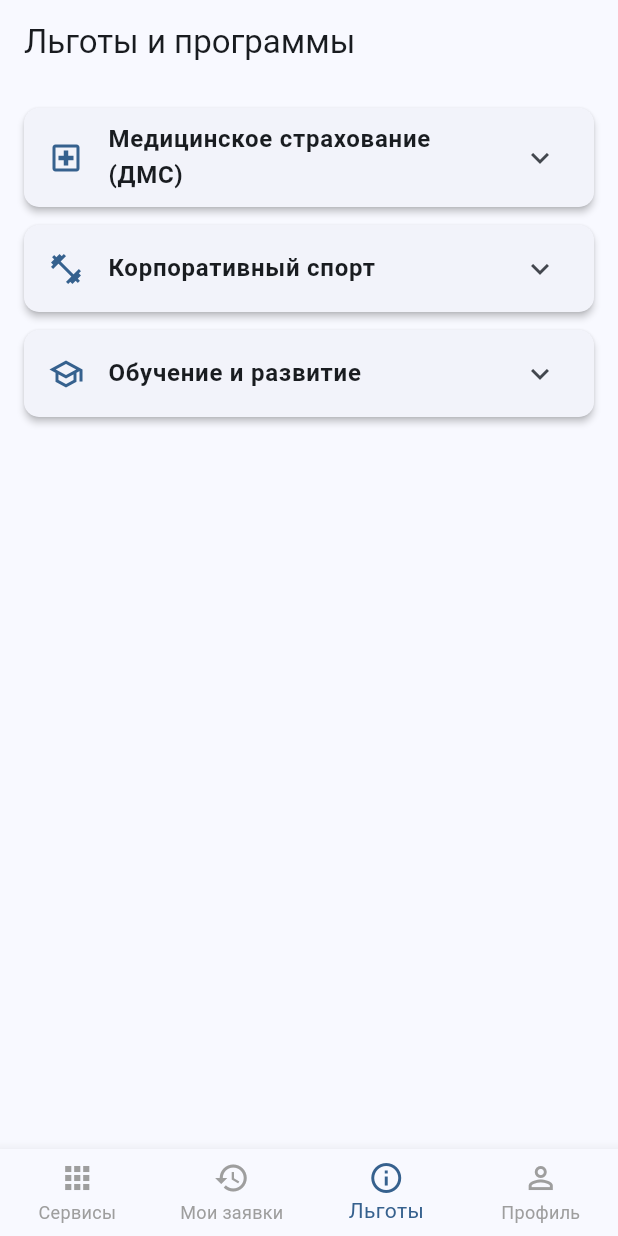
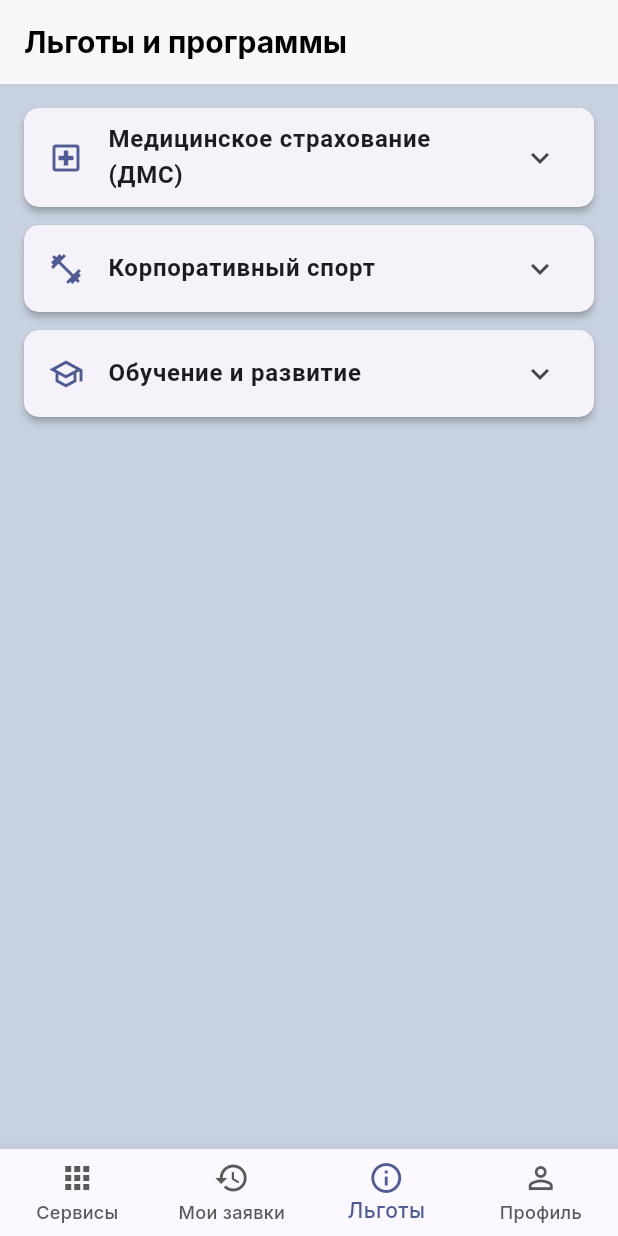
Before and after one commit to JellyfishKa/Ot-VInta, a Flutter app: the screen it shows after launch, item 3 of the bottom bar chosen, on a phone screen of 412 x 824 dp. Run offline on Flutter 3.47's test engine with Material 3 defaults, Android fonts, the phone set to English and light mode, and no system bars; our stand-ins replace flutter_dotenv, google_fonts; network calls fail.

Commit message:
Add theme system and custom widgets for UI consistency
Introduces a centralized theme system with app_colors.dart, app_text_styles.dart, and app_dimens.dart for consistent styling. Refactors main.dart and screens to use the new theme, updates SnackBar and navigation colors, and adds ServiceListItem and StatusPanel widgets for reusable UI components. Also updates dependencies to include google_fonts and flutter_svg.

```diff
--- a/Ot Vinta/otvinta/lib/main.dart
+++ b/Ot Vinta/otvinta/lib/main.dart
@@ -1,18 +1,12 @@
 import 'package:flutter/material.dart';
-import 'package:flutter_dotenv/flutter_dotenv.dart'; // 1. Импортируем пакет dotenv
+import 'package:flutter_dotenv/flutter_dotenv.dart';
 import 'screens/home_screen.dart';
+import 'theme/app_colors.dart';
+import 'theme/app_text_styles.dart';
 
-// 2. Превращаем main в асинхронную функцию Future<void>
 Future<void> main() async {
-  // 3. Гарантируем, что все биндинги Flutter инициализированы
-  // Эта строка обязательна для асинхронных операций в main до runApp
   WidgetsFlutterBinding.ensureInitialized();
-
-  // 4. Загружаем переменные из файла .env в память.
-  // 'await' останавливает выполнение, пока файл не будет загружен.
   await dotenv.load(fileName: ".env");
-
-  // 5. Только после успешной загрузки .env запускаем приложение
   runApp(const MyApp());
 }
 
@@ -24,10 +18,50 @@ class MyApp extends StatelessWidget {
     return MaterialApp(
       title: 'Otvinta Corporate',
       debugShowCheckedModeBanner: false,
+
       theme: ThemeData(
-        // Рекомендуется использовать colorSchemeSeed вместо primarySwatch
-        colorScheme: ColorScheme.fromSeed(seedColor: Colors.blue),
         useMaterial3: true,
+
+        // 1. Цветовая схема
+        colorScheme: ColorScheme.fromSeed(
+          seedColor: AppColors.primary,
+          background: AppColors.background,
+          error: AppColors.error,
+        ),
+        scaffoldBackgroundColor: AppColors.background,
+
+        // 2. Стили текста (будут применяться по умолчанию ко всем Text)
+        textTheme: TextTheme(
+          headlineLarge: AppTextStyles.h1,    // Самый большой заголовок
+          headlineMedium: AppTextStyles.h2,   // Заголовки поменьше
+          titleMedium: AppTextStyles.h3,      // Заголовки карточек
+          bodyMedium: AppTextStyles.body,       // Основной текст
+          labelLarge: AppTextStyles.buttonPrimary, // Текст на кнопках
+        ),
+
+        // 3. Стили для AppBar
+        appBarTheme: AppBarTheme(
+          backgroundColor: AppColors.white, // AppBar теперь белый
+          foregroundColor: AppColors.textPrimary, // Текст и иконки на нем - черные
+          titleTextStyle: AppTextStyles.h2,
+          elevation: 1, // Небольшая тень
+          shadowColor: Colors.black.withOpacity(0.1),
+        ),
+
+        // 4. Стили для кнопок ElevatedButton
+        elevatedButtonTheme: ElevatedButtonThemeData(
+          style: ElevatedButton.styleFrom(
+            backgroundColor: AppColors.primary,
+            foregroundColor: AppColors.white,
+            textStyle: AppTextStyles.buttonPrimary,
+            padding: const EdgeInsets.symmetric(vertical: 16, horizontal: 24),
+            shape: RoundedRectangleBorder(
+              borderRadius: BorderRadius.circular(12), // Стандартное скругление
+            ),
+            elevation: 0, // Без тени
+          ),
+        ),
+
         visualDensity: VisualDensity.adaptivePlatformDensity,
       ),
       home: const HomeScreen(),
--- a/Ot Vinta/otvinta/lib/screens/home_screen.dart
+++ b/Ot Vinta/otvinta/lib/screens/home_screen.dart
@@ -3,6 +3,7 @@ import 'package:otvinta/models/request_model.dart';
 import 'package:otvinta/models/service_model.dart';
 import 'package:otvinta/screens/create_request_screen.dart';
 import 'package:otvinta/services/api_service.dart';
+import '../theme/app_colors.dart';
 import 'services_screen.dart';
 import 'requests_screen.dart';
 import 'benefits_screen.dart';
@@ -46,8 +47,9 @@ class _HomeScreenState extends State<HomeScreen> {
     } catch (e) {
       if (mounted) {
         setState(() => _isLoading = false);
+        // Используем цвета из темы для SnackBar
         ScaffoldMessenger.of(context).showSnackBar(
-          SnackBar(content: Text('Ошибка загрузки заявок: $e'), backgroundColor: Colors.red),
+          SnackBar(content: Text('Ошибка загрузки заявок: $e'), backgroundColor: Theme.of(context).colorScheme.error),
         );
       }
     }
@@ -55,11 +57,7 @@ class _HomeScreenState extends State<HomeScreen> {
 
   Future<void> _addRequest(ServiceModel service) async {
     try {
-      // --- ВОТ ИСПРАВЛЕНИЕ! ---
-      // Превращаем числовой ID сервиса в строку перед отправкой в API.
       final newRequestFromServer = await _apiService.createRequest(service.id.toString());
-      // ------------------------
-
       setState(() {
         _requests.insert(0, newRequestFromServer);
       });
@@ -67,23 +65,22 @@ class _HomeScreenState extends State<HomeScreen> {
          ScaffoldMessenger.of(context).showSnackBar(
           SnackBar(
             content: Text('Заявка "${service.title}" успешно создана!'),
-            backgroundColor: Colors.green[700],
+            backgroundColor: AppColors.success, // Используем наш цвет успеха
           ),
         );
       }
     } catch (e) {
       if (mounted) {
         ScaffoldMessenger.of(context).showSnackBar(
-          SnackBar(content: Text('Ошибка создания заявки: $e'), backgroundColor: Colors.red),
+          SnackBar(content: Text('Ошибка создания заявки: $e'), backgroundColor: Theme.of(context).colorScheme.error),
         );
       }
     }
   }
 
-  // Измененный приватный метод для фактического удаления
   Future<void> _performDeleteRequest(String id) async {
-    // Оптимистичное удаление из UI
-    final requestToRemove = _requests.firstWhere((req) => req.id == id);
+    // --- ИСПРАВЛЕНИЕ: Сравниваем id, приводя число к строке ---
+    final requestToRemove = _requests.firstWhere((req) => req.id.toString() == id);
     final index = _requests.indexOf(requestToRemove);
 
     setState(() {
@@ -91,7 +88,6 @@ class _HomeScreenState extends State<HomeScreen> {
     });
 
     try {
-      // Вызов API
       await _apiService.deleteRequest(id);
       if (mounted) {
         ScaffoldMessenger.of(context).showSnackBar(
@@ -99,20 +95,17 @@ class _HomeScreenState extends State<HomeScreen> {
         );
       }
     } catch (e) {
-      // В случае ошибки возвращаем заявку в список
       setState(() {
         _requests.insert(index, requestToRemove);
       });
       if (mounted) {
         ScaffoldMessenger.of(context).showSnackBar(
-          SnackBar(content: Text('Ошибка удаления: $e'), backgroundColor: Colors.red),
+          SnackBar(content: Text('Ошибка удаления: $e'), backgroundColor: Theme.of(context).colorScheme.error),
         );
       }
     }
   }
 
-  // Новый метод, который будет передан в RequestsScreen
-  // Он показывает диалог и вызывает _performDeleteRequest при подтверждении
   Future<void> _confirmAndDeleteRequest(String id) async {
     final bool? isConfirmed = await showDialog<bool>(
       context: context,
@@ -134,7 +127,6 @@ class _HomeScreenState extends State<HomeScreen> {
       },
     );
 
-    // Если пользователь подтвердил действие (isConfirmed == true), то удаляем
     if (isConfirmed ?? false) {
       await _performDeleteRequest(id);
     }
@@ -161,15 +153,15 @@ class _HomeScreenState extends State<HomeScreen> {
 
   @override
   Widget build(BuildContext context) {
+    final theme = Theme.of(context);
 
-    // Передаем новый метод _confirmAndDeleteRequest в RequestsScreen
     final List<Widget> widgetOptions = <Widget>[
       ServicesScreen(onServiceTap: _onServiceTap),
       _isLoading
           ? const Center(child: CircularProgressIndicator())
           : RequestsScreen(
               requests: _requests,
-              onDeleteRequest: _confirmAndDeleteRequest,
+              onDeleteRequest: (requestId) => _confirmAndDeleteRequest(requestId.toString()), // Передаем ID как строку
             ),
       const BenefitsScreen(),
       const ProfileScreen(),
@@ -190,8 +182,9 @@ class _HomeScreenState extends State<HomeScreen> {
           BottomNavigationBarItem(icon: Icon(Icons.person_outline), label: 'Профиль'),
         ],
         currentIndex: _selectedIndex,
-        selectedItemColor: Theme.of(context).primaryColor,
-        unselectedItemColor: Colors.grey,
+        // Используем цвета из темы и нашей палитры
+        selectedItemColor: theme.colorScheme.primary,
+        unselectedItemColor: AppColors.textSecondary,
         showUnselectedLabels: true,
         type: BottomNavigationBarType.fixed,
         onTap: _onItemTapped,
--- /dev/null
+++ b/Ot Vinta/otvinta/lib/theme/app_colors.dart
@@ -0,0 +1,36 @@
+import 'package:flutter/material.dart';
+
+class AppColors {
+  AppColors._();
+
+  // Основные цвета
+  static const Color primary = Color(0xFF5B79F7); // Синий для кнопок
+  static const Color background = Color(0xFFC8D1E0); // Фон
+  static const Color white = Color(0xFFFFFFFF);
+  static const Color black = Color(0xFF000000);
+
+  // Оттенки серого
+  static const Color divider = Color(0xFFD9D9D9); // Разделители
+
+  // Цвета текста
+  static const Color textPrimary = Color(0xFF000000); // Для заголовков H1, H2
+  static const Color textBody = Color(0xFF212121); // Для основного текста
+  static const Color textSecondary = Color(0xFF595959); // Для надписи "Назад"
+
+  // Цвета для статусов
+  static const Color statusInProgressBg = Color(0xFFB9F8F3);
+  static const Color statusInProgressText = Color(0xFF3BAAA2);
+
+  static const Color statusPendingBg = Color(0xFFD6C1E9);
+  static const Color statusPendingText = Color(0xFF8E52C5);
+
+  static const Color statusApprovedBg = Color(0xFF22C77E);
+  // Для Одобрено/Отклонено цвет текста белый
+
+  static const Color statusRejectedBg = Color(0xFFFF5F64);
+
+  // Системные цвета
+  // (Пока используем цвета статусов, можно заменить на отдельные)
+  static const Color success = Color(0xFF22C77E);
+  static const Color error = Color(0xFFFF5F64);
+}
--- /dev/null
+++ b/Ot Vinta/otvinta/lib/theme/app_text_styles.dart
@@ -0,0 +1,63 @@
+import 'package:flutter/material.dart';
+import 'package:google_fonts/google_fonts.dart';
+import 'app_colors.dart';
+
+class AppTextStyles {
+  AppTextStyles._();
+
+  // H1: Для главных заголовков экранов
+  static TextStyle get h1 => GoogleFonts.inter(
+    fontSize: 24,
+    fontWeight: FontWeight.bold, // Bold = w700
+    color: AppColors.textPrimary,
+  );
+
+  // H2: Для заголовков поменьше
+  static TextStyle get h2 => GoogleFonts.inter(
+    fontSize: 20,
+    fontWeight: FontWeight.bold, // Bold = w700
+    color: AppColors.textPrimary,
+  );
+
+  // H3: Для заголовков карточек
+  static TextStyle get h3 => GoogleFonts.inter(
+    fontSize: 18,
+    fontWeight: FontWeight.w600, // Semi Bold = w600
+    color: AppColors.textPrimary,
+  );
+
+  // Body: Для основного текста
+  static TextStyle get body => GoogleFonts.inter(
+    fontSize: 16,
+    fontWeight: FontWeight.w500, // Medium = w500
+    color: AppColors.textBody,
+  );
+
+  // Стиль для основной кнопки (с белым текстом)
+  static TextStyle get buttonPrimary => GoogleFonts.inter(
+    fontSize: 18,
+    fontWeight: FontWeight.bold,
+    color: AppColors.white,
+  );
+
+  // Стиль для вторичной кнопки (с синим текстом)
+  static TextStyle get buttonSecondary => GoogleFonts.inter(
+    fontSize: 18,
+    fontWeight: FontWeight.bold,
+    color: AppColors.primary,
+  );
+
+  // Стиль для кнопки "Назад"
+  static TextStyle get buttonBack => GoogleFonts.inter(
+    fontSize: 18,
+    fontWeight: FontWeight.w500, // Medium = w500
+    color: AppColors.textSecondary,
+  );
+
+  // Стиль для текста у логотипа
+  static TextStyle get logo => GoogleFonts.inter(
+    fontSize: 20,
+    fontWeight: FontWeight.bold,
+    color: AppColors.textPrimary,
+  );
+}
--- a/Ot Vinta/otvinta/pubspec.yaml
+++ b/Ot Vinta/otvinta/pubspec.yaml
@@ -11,6 +11,8 @@ dependencies:
   flutter:
     sdk: flutter
 
+  google_fonts: ^6.2.1
+  flutter_svg: ^2.0.10+1
   # --- Пакеты для работы приложения ---
 
   # Для загрузки конфигурации из .env файла (URL, токены)
```
Also changed, not shown: Ot Vinta/otvinta/lib/screens/services_screen.dart (+24 -37 lines), Ot Vinta/otvinta/lib/theme/app_dimens.dart (added, +26 -0 lines), Ot Vinta/otvinta/lib/widgets/service_list_item.dart (added, +59 -0 lines), Ot Vinta/otvinta/lib/widgets/status_panel.dart (added, +19 -0 lines), Ot Vinta/otvinta/pubspec.lock, 1 other file.
